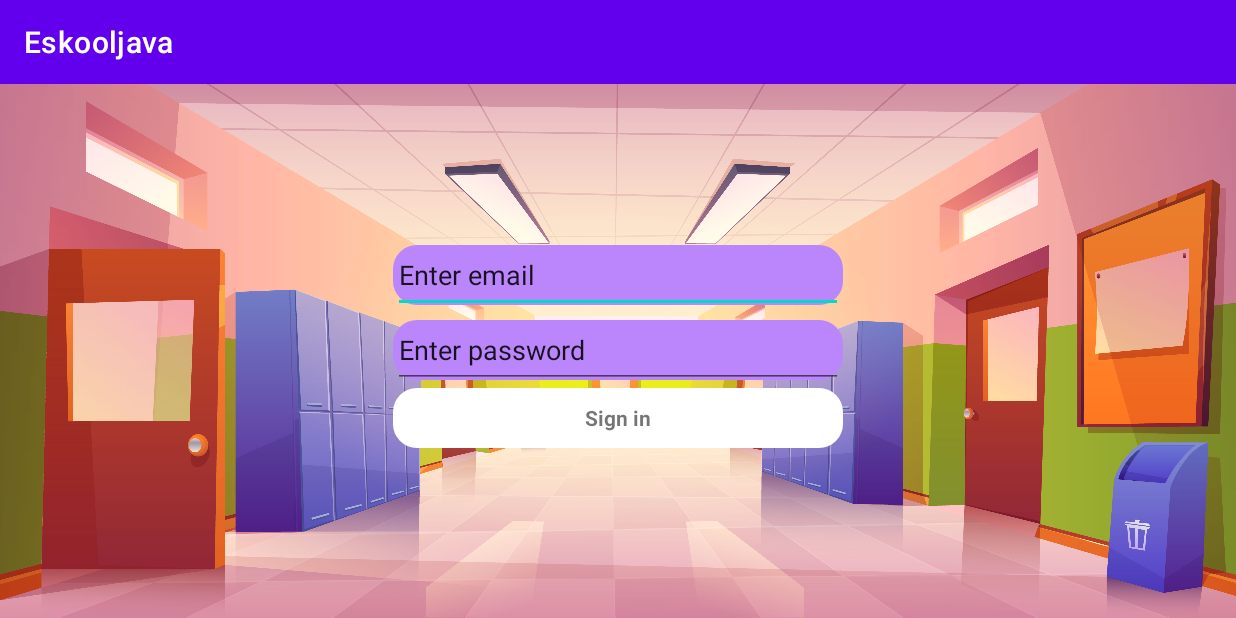
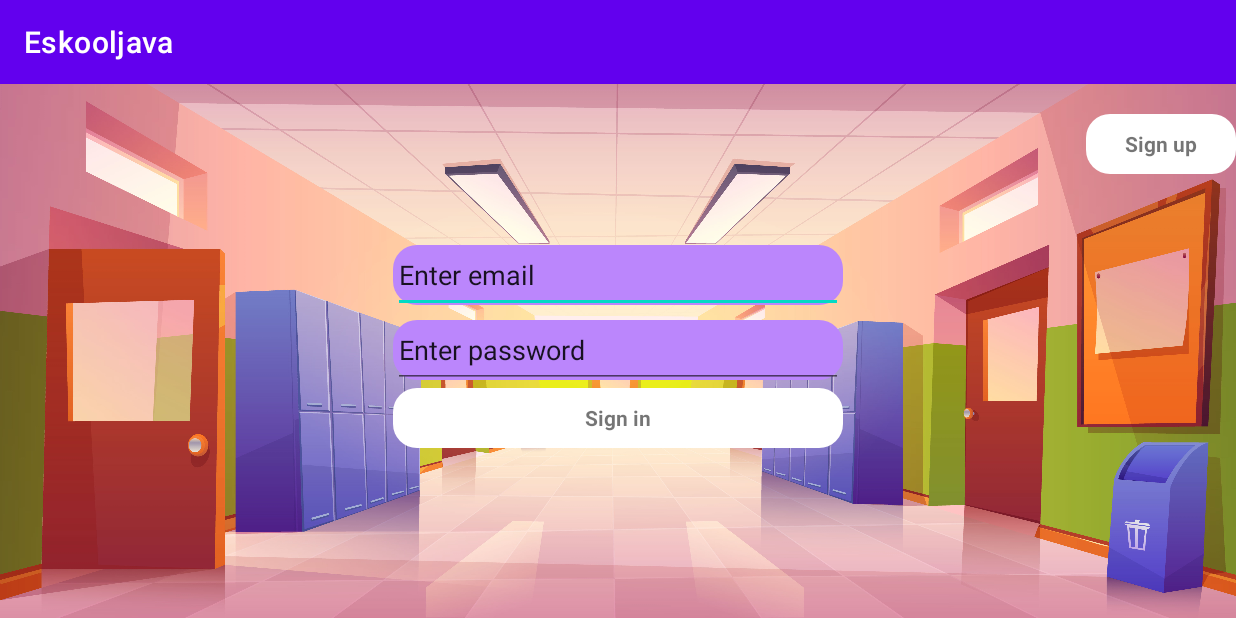
Before and after one commit to theHaziqali/Eskool, an Android app: the screen it shows after launch (MainActivity), on a phone screen of 824 x 412 dp (held sideways). Run offline under Robolectric (Android 15) with nearby library versions, the phone set to English and light mode, and no system bars.

Commit message:
sign up page

```diff
--- a/app/src/main/res/layout/activity_main.xml
+++ b/app/src/main/res/layout/activity_main.xml
@@ -89,6 +89,7 @@
                 android:layout_height="wrap_content">
 
                 <ImageButton
+                    android:id="@+id/signinbutton"
                     android:layout_centerInParent="true"
                     android:layout_width="wrap_content"
                     android:layout_height="wrap_content"
@@ -108,4 +109,32 @@
         </LinearLayout>
 
     </LinearLayout>
+    <LinearLayout
+        android:layout_marginTop="20dp"
+        android:layout_alignParentEnd="true"
+        android:layout_width="wrap_content"
+        android:layout_height="wrap_content">
+    <RelativeLayout
+        android:layout_alignParentRight="true"
+        android:layout_width="match_parent"
+        android:layout_height="wrap_content">
+
+        <ImageButton
+            android:id="@+id/signupbutton"
+            android:layout_width="100dp"
+            android:layout_height="wrap_content"
+            android:layout_centerInParent="true"
+            android:background="@drawable/button"></ImageButton>
+        <TextView
+            android:layout_width="wrap_content"
+            android:layout_height="wrap_content"
+            android:text="Sign up"
+            android:textStyle="bold"
+            android:layout_centerInParent="true"
+            >
+
+        </TextView>
+    </RelativeLayout>
+    </LinearLayout>
+
 </RelativeLayout>
```
Also changed, not shown: app/src/main/AndroidManifest.xml (+5 -2 lines), app/src/main/java/com/example/eskooljava/signup.java (added, +14 -0 lines), app/src/main/res/layout/activity_signup.xml (added, +213 -0 lines).
